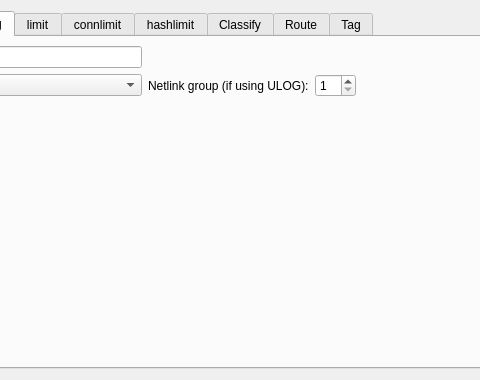
This is src/firewallfabrik/gui/ui/ruleoptionsdialog_q.ui in Linuxfabrik/firewallfabrik as Qt 5 draws it before an edit; both pictures show x 131 to 611 and y 0 to 380 of the 697 by 380 pixel window. The edited form follows.
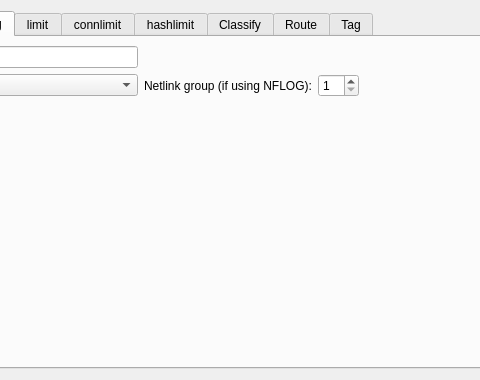
This is the edited form. The open tabs and pages were chosen to show the change. Custom widgets are drawn as their Qt base class.

Commit message:
fix(gui): remove deprecated ULOG, replace TODOs with GitHub issues, sort CHANGELOG
- Remove ULOG radio button from iptables/nftables settings dialogs;
  only LOG and NFLOG (disabled, #18) remain
- Silently migrate use_ULOG=true to LOG during .fwb import
- Mark use_ULOG and NFLOG parameters as unsupported in YAML defaults
- Update compiler warnings from "not yet supported" to "not supported"
- Replace inline TODO comments with GitHub issue references (#12-#16)
- Sort CHANGELOG v1.0.0 Added/Fixed entries alphabetically
- Document ULOG removal and legacy logging options in migration guide

The edit to the form file:
```diff
--- a/src/firewallfabrik/gui/ui/ruleoptionsdialog_q.ui
+++ b/src/firewallfabrik/gui/ui/ruleoptionsdialog_q.ui
@@ -202,7 +202,7 @@
        <item row="1" column="2">
         <widget class="QLabel" name="ulogLabel">
          <property name="text">
-          <string>Netlink group (if using ULOG):</string>
+          <string>Netlink group (if using NFLOG):</string>
          </property>
         </widget>
        </item>
```
Left out of the diff: 2 changed lines with no effect on the pictures. The commit also changes 17 other files.
